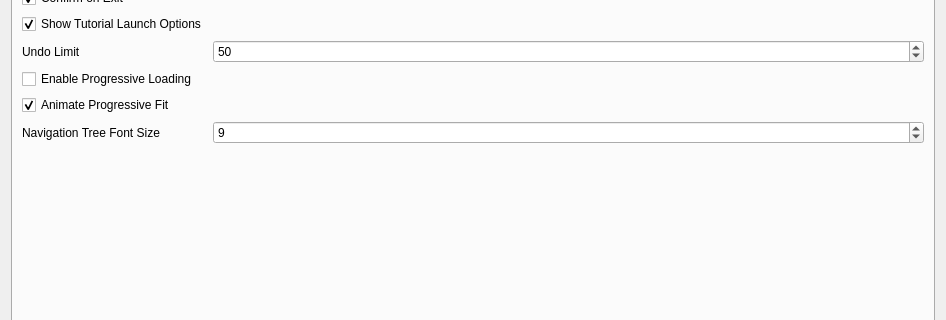
Above: ui/App/SettingsDialog.ui from sharjith/ModelViewer-Qt before the change; both pictures show x 0 to 946 and y 166 to 486 of the 946 by 664 pixel window. Below: the same form after it.
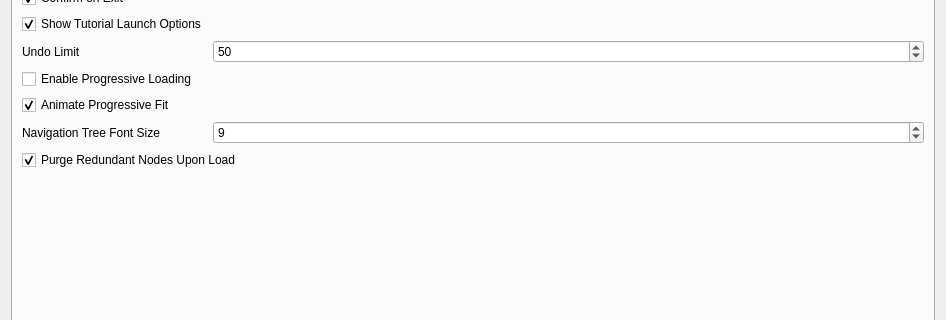
That is the form after the change.

Commit message:
Purge redundant single-mesh nodes automatically after load (setting)
New General setting "Purge Redundant Nodes Upon Load" (on by default):
after an import or a restored session, collapse wrapper nodes that have
one child and no meshes. Skips the file boundary node and any file with
animation or skinning, folds the eliminated node's transform into the
survivor (and restores it on undo/redo), and is undoable as one command.

Diff of the .ui file:
```diff
--- a/ui/App/SettingsDialog.ui
+++ b/ui/App/SettingsDialog.ui
@@ -291,6 +291,19 @@
            </property>
           </widget>
          </item>
+         <item row="11" column="0" colspan="2">
+          <widget class="QCheckBox" name="checkPurgeRedundantNodes">
+           <property name="toolTip">
+            <string>Automatically purge redundant single-mesh wrapper nodes after loading a model. Use Undo to restore the original hierarchy. Animated hierarchies are preserved. Applies to subsequent loads.</string>
+           </property>
+           <property name="text">
+            <string>Purge Redundant Nodes Upon Load</string>
+           </property>
+           <property name="checked">
+            <bool>true</bool>
+           </property>
+          </widget>
+         </item>
          <item row="10" column="0">
           <widget class="QLabel" name="labelNavigationTreeFontSize">
            <property name="text">
```
Left out of the diff: 1 changed line with no effect on the pictures. The commit also changes 7 other files.
